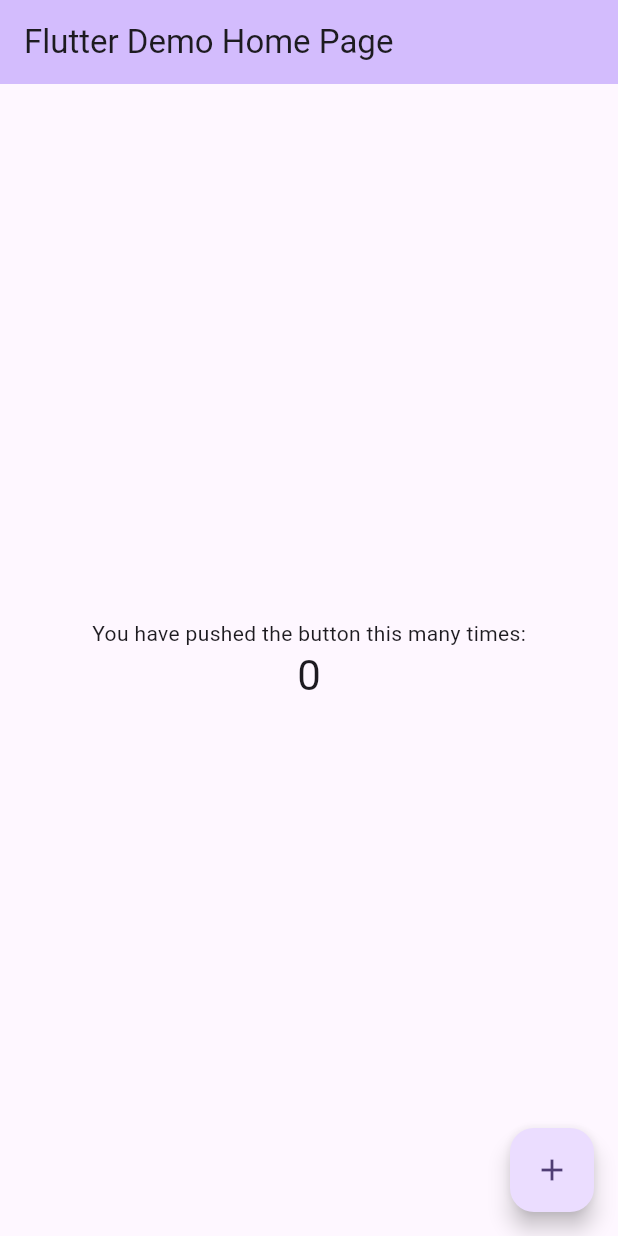
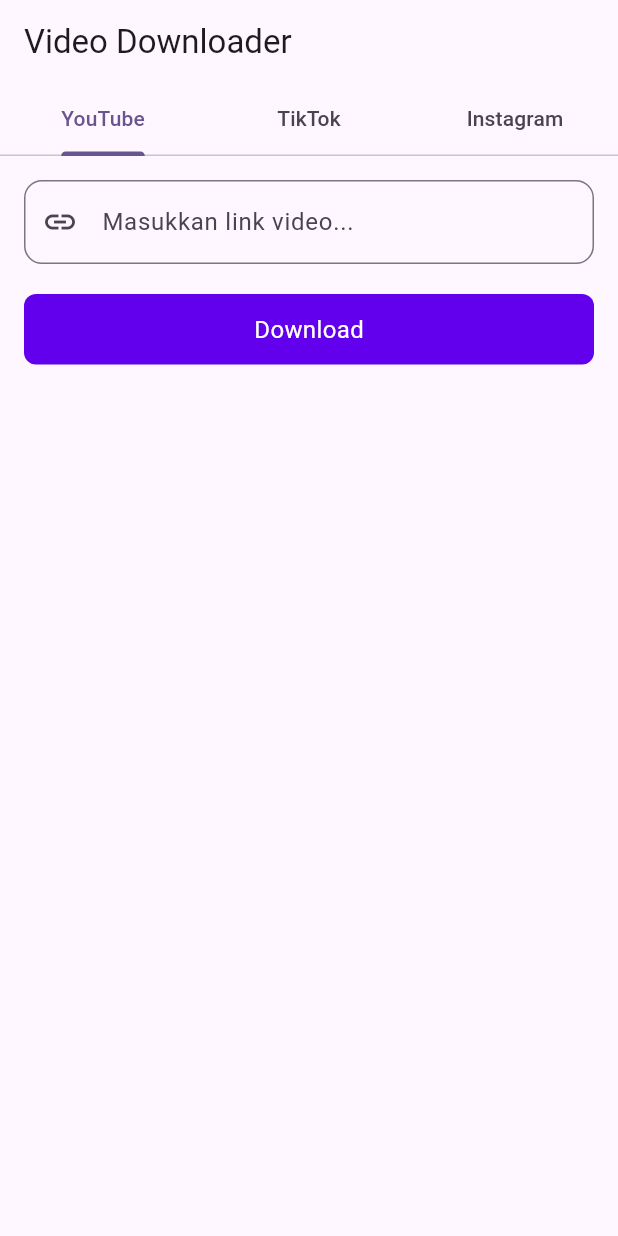
Before and after one commit to mkdm54/video_downloader, a Flutter app: the screen it shows after launch, on a phone screen of 412 x 824 dp. Run offline on Flutter 3.47's test engine with Material 3 defaults, Android fonts, the phone set to English and light mode, and no system bars.

Commit message:
FEAT : tambahkan halaman untuk memasukkan url video

```diff
--- /dev/null
+++ b/lib/components/custom_button.dart
@@ -0,0 +1,39 @@
+import 'package:flutter/material.dart';
+
+class CustomButton extends StatelessWidget {
+  final VoidCallback onPressed;
+  final String title;
+
+  const CustomButton({
+    super.key,
+    required this.onPressed,
+    required this.title,
+  });
+
+  @override
+  Widget build(BuildContext context) {
+    return LayoutBuilder(
+      builder: (context, constraints) {
+        return GestureDetector(
+          onTap: onPressed,
+          child: Container(
+            padding: EdgeInsets.symmetric(
+              vertical: 12,
+              horizontal: constraints.maxWidth * 0.05,
+            ),
+            decoration: BoxDecoration(
+              color: const Color(0xFF6200EE),
+              borderRadius: BorderRadius.circular(8),
+            ),
+            child: Center(
+              child: Text(
+                title,
+                style: const TextStyle(color: Colors.white, fontSize: 16),
+              ),
+            ),
+          ),
+        );
+      },
+    );
+  }
+}
--- a/lib/main.dart
+++ b/lib/main.dart
@@ -1,4 +1,5 @@
 import 'package:flutter/material.dart';
+import 'screens/video_downloader_app.dart';
 
 void main() {
   runApp(const MyApp());
@@ -7,116 +8,15 @@ void main() {
 class MyApp extends StatelessWidget {
   const MyApp({super.key});
 
-  // This widget is the root of your application.
   @override
   Widget build(BuildContext context) {
     return MaterialApp(
-      title: 'Flutter Demo',
+      debugShowCheckedModeBanner: false,
       theme: ThemeData(
-        // This is the theme of your application.
-        //
-        // TRY THIS: Try running your application with "flutter run". You'll see
-        // the application has a purple toolbar. Then, without quitting the app,
-        // try changing the seedColor in the colorScheme below to Colors.green
-        // and then invoke "hot reload" (save your changes or press the "hot
-        // reload" button in a Flutter-supported IDE, or press "r" if you used
-        // the command line to start the app).
-        //
-        // Notice that the counter didn't reset back to zero; the application
-        // state is not lost during the reload. To reset the state, use hot
-        // restart instead.
-        //
-        // This works for code too, not just values: Most code changes can be
-        // tested with just a hot reload.
         colorScheme: ColorScheme.fromSeed(seedColor: Colors.deepPurple),
+        useMaterial3: true,
       ),
-      home: const MyHomePage(title: 'Flutter Demo Home Page'),
+      home: const VideoDownloaderApp(),
     );
   }
 }
-
-class MyHomePage extends StatefulWidget {
-  const MyHomePage({super.key, required this.title});
-
-  // This widget is the home page of your application. It is stateful, meaning
-  // that it has a State object (defined below) that contains fields that affect
-  // how it looks.
-
-  // This class is the configuration for the state. It holds the values (in this
-  // case the title) provided by the parent (in this case the App widget) and
-  // used by the build method of the State. Fields in a Widget subclass are
-  // always marked "final".
-
-  final String title;
-
-  @override
-  State<MyHomePage> createState() => _MyHomePageState();
-}
-
-class _MyHomePageState extends State<MyHomePage> {
-  int _counter = 0;
-
-  void _incrementCounter() {
-    setState(() {
-      // This call to setState tells the Flutter framework that something has
-      // changed in this State, which causes it to rerun the build method below
-      // so that the display can reflect the updated values. If we changed
-      // _counter without calling setState(), then the build method would not be
-      // called again, and so nothing would appear to happen.
-      _counter++;
-    });
-  }
-
-  @override
-  Widget build(BuildContext context) {
-    // This method is rerun every time setState is called, for instance as done
-    // by the _incrementCounter method above.
-    //
-    // The Flutter framework has been optimized to make rerunning build methods
-    // fast, so that you can just rebuild anything that needs updating rather
-    // than having to individually change instances of widgets.
-    return Scaffold(
-      appBar: AppBar(
-        // TRY THIS: Try changing the color here to a specific color (to
-        // Colors.amber, perhaps?) and trigger a hot reload to see the AppBar
-        // change color while the other colors stay the same.
-        backgroundColor: Theme.of(context).colorScheme.inversePrimary,
-        // Here we take the value from the MyHomePage object that was created by
-        // the App.build method, and use it to set our appbar title.
-        title: Text(widget.title),
-      ),
-      body: Center(
-        // Center is a layout widget. It takes a single child and positions it
-        // in the middle of the parent.
-        child: Column(
-          // Column is also a layout widget. It takes a list of children and
-          // arranges them vertically. By default, it sizes itself to fit its
-          // children horizontally, and tries to be as tall as its parent.
-          //
-          // Column has various properties to control how it sizes itself and
-          // how it positions its children. Here we use mainAxisAlignment to
-          // center the children vertically; the main axis here is the vertical
-          // axis because Columns are vertical (the cross axis would be
-          // horizontal).
-          //
-          // TRY THIS: Invoke "debug painting" (choose the "Toggle Debug Paint"
-          // action in the IDE, or press "p" in the console), to see the
-          // wireframe for each widget.
-          mainAxisAlignment: MainAxisAlignment.center,
-          children: <Widget>[
-            const Text('You have pushed the button this many times:'),
-            Text(
-              '$_counter',
-              style: Theme.of(context).textTheme.headlineMedium,
-            ),
-          ],
-        ),
-      ),
-      floatingActionButton: FloatingActionButton(
-        onPressed: _incrementCounter,
-        tooltip: 'Increment',
-        child: const Icon(Icons.add),
-      ), // This trailing comma makes auto-formatting nicer for build methods.
-    );
-  }
-}
--- /dev/null
+++ b/lib/screens/video_downloader_app.dart
@@ -0,0 +1,104 @@
+import 'package:flutter/material.dart';
+import 'package:video_downloader/components/custom_button.dart';
+
+class VideoDownloaderApp extends StatefulWidget {
+  const VideoDownloaderApp({super.key});
+
+  @override
+  State<VideoDownloaderApp> createState() => _VideoDownloaderAppState();
+}
+
+class _VideoDownloaderAppState extends State<VideoDownloaderApp>
+    with TickerProviderStateMixin {
+  late TabController _tabController;
+  final TextEditingController _urlController = TextEditingController();
+  final List<String> platforms = ["YouTube", "TikTok", "Instagram"];
+
+  @override
+  void initState() {
+    super.initState();
+    _tabController = TabController(length: platforms.length, vsync: this);
+  }
+
+  @override
+  void dispose() {
+    _tabController.dispose();
+    _urlController.dispose();
+    super.dispose();
+  }
+
+  void _download() {
+    final url = _urlController.text;
+    final currentTab = platforms[_tabController.index];
+
+    if (url.isEmpty) {
+      ScaffoldMessenger.of(context).showSnackBar(
+        const SnackBar(content: Text("Masukkan URL terlebih dahulu")),
+      );
+
+      return;
+    }
+    switch (currentTab) {
+      case "YouTube":
+        debugPrint("Download YouTube dari URL: $url");
+        break;
+      case "TikTok":
+        debugPrint("Download TikTok dari URL: $url");
+        break;
+      case "Instagram":
+        debugPrint("Download Instagram dari URL: $url");
+        break;
+    }
+    ScaffoldMessenger.of(context).showSnackBar(
+      SnackBar(content: Text("Sedang download dari $currentTab...")),
+    );
+  }
+
+  @override
+  Widget build(BuildContext context) {
+    return Scaffold(
+      appBar: AppBar(
+        title: const Text("Video Downloader"),
+        bottom: TabBar(
+          controller: _tabController,
+          tabs: platforms.map((platform) => Tab(text: platform)).toList(),
+        ),
+      ),
+      body: UrlVideo(urlController: _urlController, onDownload: _download),
+    );
+  }
+}
+
+class UrlVideo extends StatelessWidget {
+  final TextEditingController urlController;
+  final VoidCallback onDownload;
+
+  const UrlVideo({
+    super.key,
+    required this.urlController,
+    required this.onDownload,
+  });
+
+  @override
+  Widget build(BuildContext context) {
+    return Padding(
+      padding: const EdgeInsets.all(16),
+      child: Column(
+        children: [
+          TextField(
+            controller: urlController,
+            decoration: InputDecoration(
+              hintText: "Masukkan link video...",
+              border: OutlineInputBorder(
+                borderRadius: BorderRadius.circular(12),
+              ),
+              prefixIcon: const Icon(Icons.link),
+            ),
+          ),
+          const SizedBox(height: 20),
+          CustomButton(onPressed: onDownload, title: "Download"),
+        ],
+      ),
+    );
+  }
+}
--- a/lib/tools/youtube_downloader.dart
+++ b/lib/tools/youtube_downloader.dart
@@ -1,10 +1,21 @@
 import 'package:flutter/material.dart';
 
 class YoutubeDownloader extends StatelessWidget {
-  const YoutubeDownloader({super.key});
+  final String link;
+  const YoutubeDownloader({super.key, required this.link});
 
   @override
   Widget build(BuildContext context) {
-    return const Placeholder();
+    return Center(
+      child: ElevatedButton(
+        onPressed: () {
+          // Disini proses download video YouTube pakai link
+          ScaffoldMessenger.of(
+            context,
+          ).showSnackBar(SnackBar(content: Text("Download YouTube: $link")));
+        },
+        child: const Text("Download YouTube Video"),
+      ),
+    );
   }
 }
```
Also changed, not shown: lib/screens/home.dart (deleted), lib/screens/screen.dart (deleted), lib/screens/settings.dart (added), lib/tools/instagram_downloader.dart (added).
